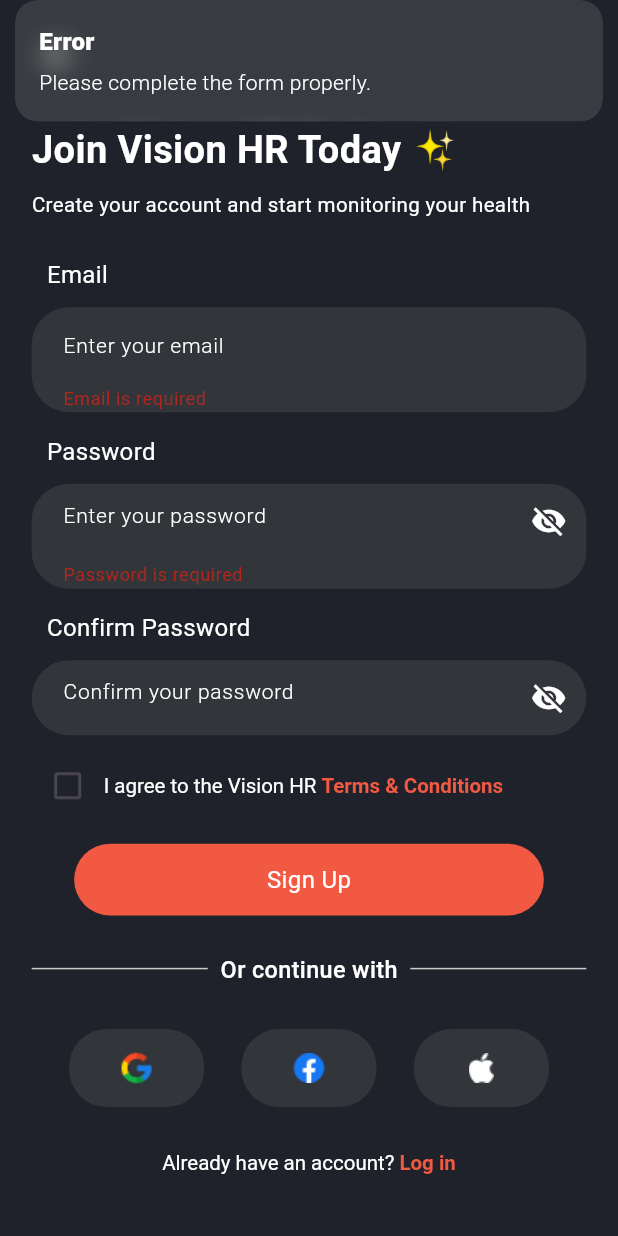
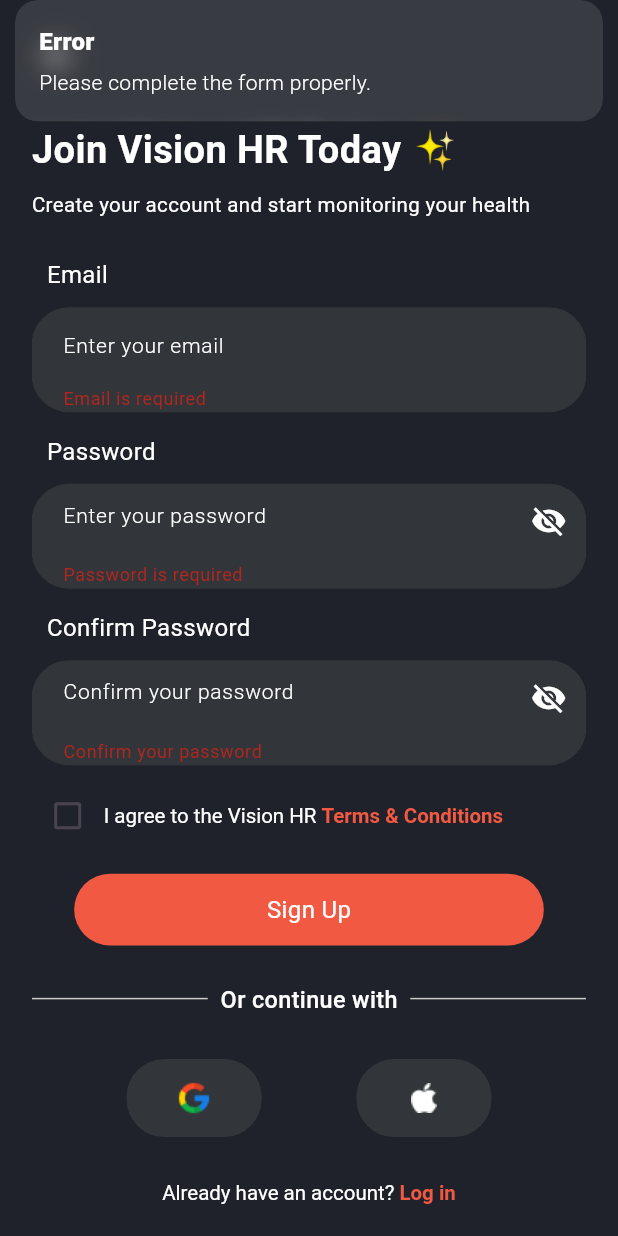
Before and after one commit to faaizkhan12/visionhr, a Flutter app: the SignupScreen screen opened directly, after a tap on "Sign Up", on a phone screen of 412 x 824 dp. Run offline on Flutter 3.47's test engine with Material 3 defaults, Android fonts, the light colour scheme and no system bars; our stand-ins replace camera, curved_navigation_bar, firebase_auth, firebase_core, flutter_screenutil, get and 2 more; accounts and stored records are empty; Roboto replaces fonts that are missing (NunitoSans).

Commit message:
first commit

```diff
--- a/lib/view/auth/signup_screen.dart
+++ b/lib/view/auth/signup_screen.dart
@@ -3,10 +3,12 @@
 import 'package:get/get.dart';
 import 'package:visionhr/utils/colors.dart';
 import 'package:visionhr/view/auth/sigin_screen.dart';
+import 'package:visionhr/view/onbording_screen/onbording_screen.dart';
 import 'package:visionhr/widgets/reusetext.dart';
 import 'package:visionhr/widgets/socialbutton.dart';
 import 'package:visionhr/widgets/txtfield.dart';
 import '../../controller/auth_controller.dart' as controller;
+import '../../widgets/loader.dart';
 import '../../widgets/roundedButton.dart';
 
 class SignupScreen extends StatelessWidget {
@@ -43,7 +45,11 @@
                         borderRadius: BorderRadius.circular(50),
                         color: AppColors.nbgcolr,
                       ),
-                      child: Icon(Icons.arrow_back, size: 18, color: AppColors.txtcolr),
+                      child: Icon(
+                        Icons.arrow_back,
+                        size: 18,
+                        color: AppColors.txtcolr,
+                      ),
                     ),
                   ),
                   SizedBox(height: 30.h),
@@ -56,7 +62,8 @@
                   ),
                   SizedBox(height: 10.h),
                   ReuseText(
-                    data: "Create your account and start monitoring your health",
+                    data:
+                        "Create your account and start monitoring your health",
                     fontSize: 14.sp,
                     fontWeight: FontWeight.w400,
                     color: AppColors.txtcolr,
@@ -70,8 +77,10 @@
                     labelText: "Email",
                     showLabelText: true,
                     validator: (value) {
-                      if (value == null || value.isEmpty) return "Email is required";
-                      if (!GetUtils.isEmail(value)) return "Enter a valid email";
+                      if (value == null || value.isEmpty)
+                        return "Email is required";
+                      if (!GetUtils.isEmail(value))
+                        return "Enter a valid email";
                       return null;
                     },
                   ),
@@ -85,8 +94,10 @@
                     showLabelText: true,
                     showSuffixIcon: true,
                     validator: (value) {
-                      if (value == null || value.isEmpty) return "Password is required";
-                      if (value.length < 6) return "Password must be at least 6 characters";
+                      if (value == null || value.isEmpty)
+                        return "Password is required";
+                      if (value.length < 6)
+                        return "Password must be at least 6 characters";
                       return null;
                     },
                   ),
@@ -100,12 +111,18 @@
                     showLabelText: true,
                     showSuffixIcon: true,
                     validator: (value) {
-                      if (value != password.text) return "Passwords do not match";
+                      if (value == null || value.isEmpty)
+                        return "Confirm your password";
+                      if (value != password.text)
+                        return "Passwords do not match";
                       return null;
                     },
                   ),
                   SizedBox(height: 10.h),
-                  Obx(() => Row(
+
+                  // Terms and Conditions Checkbox
+                  Obx(
+                    () => Row(
                       children: [
                         Checkbox(
                           value: isTermsAccepted.value,
@@ -142,7 +159,8 @@
                           ),
                         ),
                       ],
-                  )),
+                    ),
+                  ),
                   SizedBox(height: 15.h),
 
                   // Signup Button
@@ -150,19 +168,41 @@
                     child: RoundedButton(
                       color: AppColors.orange,
                       text: "Sign Up",
-                      onTap: () {
+                      onTap: () async {
                         if (_formKey.currentState!.validate() &&
                             isTermsAccepted.value) {
-                          // Proceed with signup
+                          CustomLoader.showLoadingDialog(context);
+
+                          try {
+                            await authController.registerWithEmail(
+                              email.text.trim(),
+                              password.text.trim(),
+                            );
+                            CustomLoader.hideLoadingDialog(context);
+                            Get.snackbar(
+                              "Success",
+                              "Account created successfully!",
+                            );
+                            Get.to(Onboarding_Screen());
+                          } catch (e) {
+                            CustomLoader.hideLoadingDialog(context);
+                            Get.snackbar(
+                              "Error",
+                              e.toString(),
+                              colorText: Colors.red,
+                            );
+                          }
                         } else {
-                          Get.snackbar("Error", "Please complete the form properly.",colorText: AppColors.txtcolr);
+                          Get.snackbar(
+                            "Error",
+                            "Please complete the form properly.",
+                            colorText: AppColors.txtcolr,
+                          );
                         }
                       },
                     ),
                   ),
                   SizedBox(height: 25.h),
-
-                  // Divider
                   Row(
                     children: [
                       Expanded(child: Divider(color: AppColors.txtgrey)),
@@ -187,12 +227,12 @@
                       SocialButton(
                         imagePath: "assets/Google.png",
                         width: 90,
-                        onTap: authController.signInWithGoogle,
-                      ),
-                      SocialButton(
-                        imagePath: "assets/fb.png",
-                        width: 90,
-                        onTap: authController.signInWithFacebook,
+                        onTap: () {
+                          CustomLoader.showLoadingDialog(context);
+                          authController.signInWithGoogle().whenComplete(() {
+                            CustomLoader.hideLoadingDialog(context);
+                          });
+                        },
                       ),
                       SocialButton(
                         imagePath: "assets/apple.png",
@@ -238,3 +278,6 @@
     );
   }
 }
+
+//
+//
```
Also changed, not shown: lib/controller/auth_controller.dart (+40 -6 lines), lib/view/auth/forgotpassword.dart (+21 -3 lines), lib/view/auth/onboardingAuth.dart (+8 -8 lines), lib/view/auth/sigin_screen.dart (+71 -22 lines), lib/widgets/loader.dart (added, +26 -0 lines). Lines whose indentation alone changed are shown as unchanged.
